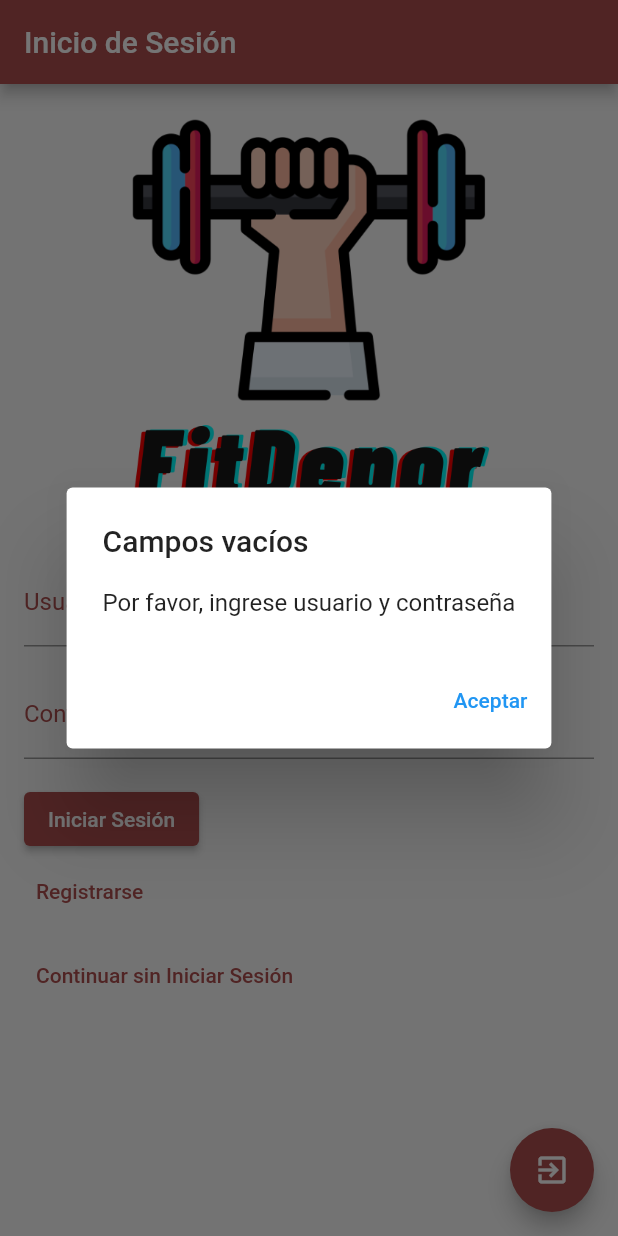
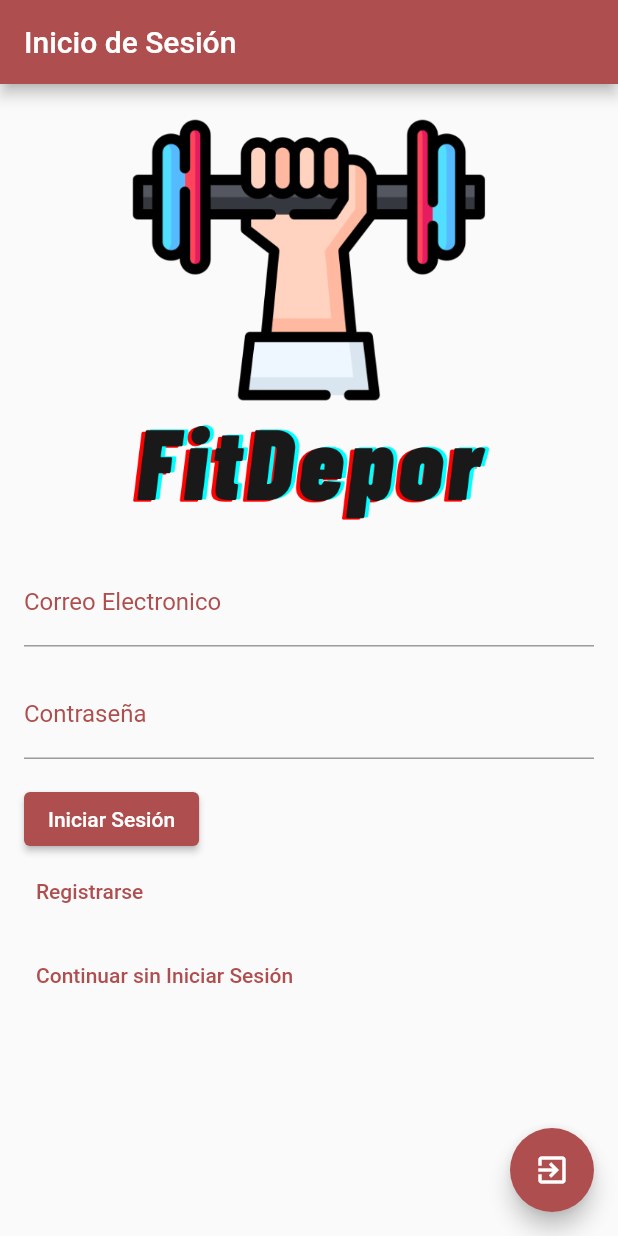
Before and after one commit to Cheliios/FiitDeporApp, a Flutter app: the Login screen opened directly, after a tap on "Iniciar Sesión", on a phone screen of 412 x 824 dp. Run offline on Flutter 3.47's test engine with Material 2 defaults, Android fonts, the phone set to English and light mode, and no system bars.

Commit message:
Frontend - prueba login / backend V.9

```diff
--- a/lib/view/login_page.dart
+++ b/lib/view/login_page.dart
@@ -1,7 +1,7 @@
 import 'package:flutter/material.dart';
 import 'package:fitdepor_app/view/home_page.dart';
 import 'package:fitdepor_app/view/registro_usuario.dart';
-// import 'package:http/http.dart' as http;
+import 'package:http/http.dart' as http;
 
 class Login extends StatefulWidget {
   final String? usuario;
@@ -17,8 +17,10 @@ class _LoginState extends State<Login> {
   TextEditingController _usuarioController = TextEditingController();
   TextEditingController _contrasenaController = TextEditingController();
 
-  // final TextEditingController _nicknameController = TextEditingController();
-  // final TextEditingController _passwordController = TextEditingController();
+
+  //USADO PARA LOGIN _
+  TextEditingController _emailController = TextEditingController();
+  TextEditingController _passwordController = TextEditingController();
 
   @override
   void initState() {
@@ -35,26 +37,25 @@ class _LoginState extends State<Login> {
     super.dispose();
   }
 
-  // Future<void> _login() async {
-  //   final url = 'https://fitdeporregisterloginprueba2-dot-thinking-creek-385613.uc.r.appspot.com/login';
+  Future<void> login() async {
+    final url = 'https://fitdeporregisterloginprueba9-dot-thinking-creek-385613.uc.r.appspot.com/login';
 
-  //   final response = await http.post(
-  //     Uri.parse(url),
-  //     body: {
-  //       'user_nickname': _nicknameController.text,
-  //       'user_password': _passwordController.text,
-  //     },
-  //   );
+    final response = await http.post(
+      Uri.parse(url),
+      body: {
+        'user_mail': _emailController.text,
+        'user_password': _passwordController.text,
+      },
+    );
 
-  //   if (response.statusCode == 200) {
-  //     // Login exitoso
-  //     print('Login exitoso');
-  //   } else {
-  //     // Error en el login
-  //     print('Error en el login');
-  //   }
-  // }
-
+    if (response.statusCode == 200) {
+      // Login exitoso
+      print('Login exitoso');
+    } else {
+      // Error en el login
+      print('Error en el login');
+    }
+  }
 
 
   @override
@@ -79,8 +80,9 @@ class _LoginState extends State<Login> {
                 crossAxisAlignment: CrossAxisAlignment.start,
                 children: [
                   TextFormField(
+                    controller: _emailController,
                     decoration: InputDecoration(
-                      labelText: 'Usuario',
+                      labelText: 'Correo Electronico',
                       labelStyle: TextStyle(
                         color: Color.fromARGB(
                             255, 175, 78, 78), // Cambia aquí el color del texto
@@ -93,10 +95,13 @@ class _LoginState extends State<Login> {
                       ),
                     ),
                     cursorColor: Color.fromARGB(255, 175, 78, 78),
-                    controller: _usuarioController,
+
                   ),
+
+
                   SizedBox(height: 16.0),
                   TextFormField(
+                    controller: _passwordController,
                     decoration: InputDecoration(
                       labelText: 'Contraseña',
                       labelStyle: TextStyle(
@@ -112,81 +117,84 @@ class _LoginState extends State<Login> {
                     ),
                     cursorColor: Color.fromARGB(255, 175, 78, 78),
                     obscureText: true,
-                    controller: _contrasenaController,
                   ),
+
+
                   SizedBox(height: 16.0),
+
+
                   ElevatedButton(
                     onPressed: () {
-                      String usuario = _usuarioController.text;
-                      String contrasena = _contrasenaController.text;
-                      if (usuario.isNotEmpty && contrasena.isNotEmpty) {
-                        if (usuario == widget.usuario &&
-                            contrasena == widget.contrasena) {
-                          // Inicio de sesión exitoso
-                          showDialog(
-                            context: context,
-                            builder: (BuildContext context) {
-                              return AlertDialog(
-                                title: Text('Inicio de sesión exitoso'),
-                                content: Text('¡Bienvenido, $usuario!'),
-                                actions: [
-                                  TextButton(
-                                    onPressed: () {
-                                      Navigator.pop(context);
-                                      Navigator.push(
-                                        context,
-                                        MaterialPageRoute(
-                                            builder: (context) => HomePage()),
-                                      );
-                                    },
-                                    child: Text('Aceptar'),
-                                  ),
-                                ],
-                              );
-                            },
-                          );
-                        } else {
-                          // Error de inicio de sesión
-                          showDialog(
-                            context: context,
-                            builder: (BuildContext context) {
-                              return AlertDialog(
-                                title: Text('Error de inicio de sesión'),
-                                content:
-                                    Text('Usuario o contraseña incorrectos'),
-                                actions: [
-                                  TextButton(
-                                    onPressed: () {
-                                      Navigator.pop(context);
-                                    },
-                                    child: Text('Aceptar'),
-                                  ),
-                                ],
-                              );
-                            },
-                          );
-                        }
-                      } else {
-                        // Campos vacíos
-                        showDialog(
-                          context: context,
-                          builder: (BuildContext context) {
-                            return AlertDialog(
-                              title: Text('Campos vacíos'),
-                              content: Text(
-                                  'Por favor, ingrese usuario y contraseña'),
-                              actions: [
-                                TextButton(
-                                  onPressed: () {
-                                    Navigator.pop(context);
-                                  },
-                                  child: Text('Aceptar'),
-                                ),
-                              ],
-                            );
-                          },
-                        );
-                      }
+                      // String usuario = _usuarioController.text;
+                      // String contrasena = _contrasenaController.text;
+                      // if (usuario.isNotEmpty && contrasena.isNotEmpty) {
+                      //   if (usuario == widget.usuario &&
+                      //       contrasena == widget.contrasena) {
+                      //     // Inicio de sesión exitoso
+                      //     showDialog(
+                      //       context: context,
+                      //       builder: (BuildContext context) {
+                      //         return AlertDialog(
+                      //           title: Text('Inicio de sesión exitoso'),
+                      //           content: Text('¡Bienvenido, $usuario!'),
+                      //           actions: [
+                      //             TextButton(
+                      //               onPressed: () {
+                      //                 Navigator.pop(context);
+                      //                 Navigator.push(
+                      //                   context,
+                      //                   MaterialPageRoute(
+                      //                       builder: (context) => HomePage()),
+                      //                 );
+                      //               },
+                      //               child: Text('Aceptar'),
+                      //             ),
+                      //           ],
+                      //         );
+                      //       },
+                      //     );
+                      //   } else {
+                      //     // Error de inicio de sesión
+                      //     showDialog(
+                      //       context: context,
+                      //       builder: (BuildContext context) {
+                      //         return AlertDialog(
+                      //           title: Text('Error de inicio de sesión'),
+                      //           content:
+                      //               Text('Usuario o contraseña incorrectos'),
+                      //           actions: [
+                      //             TextButton(
+                      //               onPressed: () {
+                      //                 Navigator.pop(context);
+                      //               },
+                      //               child: Text('Aceptar'),
+                      //             ),
+                      //           ],
+                      //         );
+                      //       },
+                      //     );
+                      //   }
+                      // } else {
+                      //   // Campos vacíos
+                      //   showDialog(
+                      //     context: context,
+                      //     builder: (BuildContext context) {
+                      //       return AlertDialog(
+                      //         title: Text('Campos vacíos'),
+                      //         content: Text(
+                      //             'Por favor, ingrese usuario y contraseña'),
+                      //         actions: [
+                      //           TextButton(
+                      //             onPressed: () {
+                      //               Navigator.pop(context);
+                      //             },
+                      //             child: Text('Aceptar'),
+                      //           ),
+                      //         ],
+                      //       );
+                      //     },
+                      //   );
+                      // }
                     },
                     style: ElevatedButton.styleFrom(
                         backgroundColor: Color.fromARGB(
--- a/lib/view/registro_usuario.dart
+++ b/lib/view/registro_usuario.dart
@@ -103,7 +103,7 @@ final TextEditingController _mailController = TextEditingController();
 
 
   Future<void> _register() async {
-    final url = 'https://fitdeporregisterloginprueba8-dot-thinking-creek-385613.uc.r.appspot.com/register'; // Reemplaza con la URL de tu aplicación Flask
+    final url = 'https://fitdeporregisterloginprueba9-dot-thinking-creek-385613.uc.r.appspot.com/register'; // Reemplaza con la URL de tu aplicación Flask
 
     final response = await http.post(
       Uri.parse(url),
```
